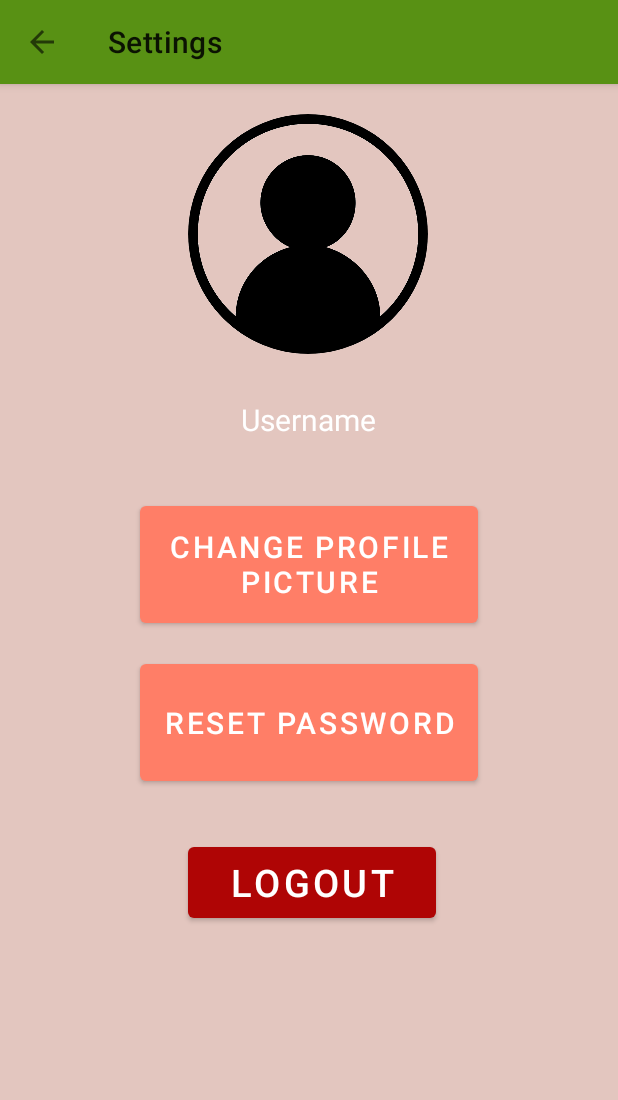
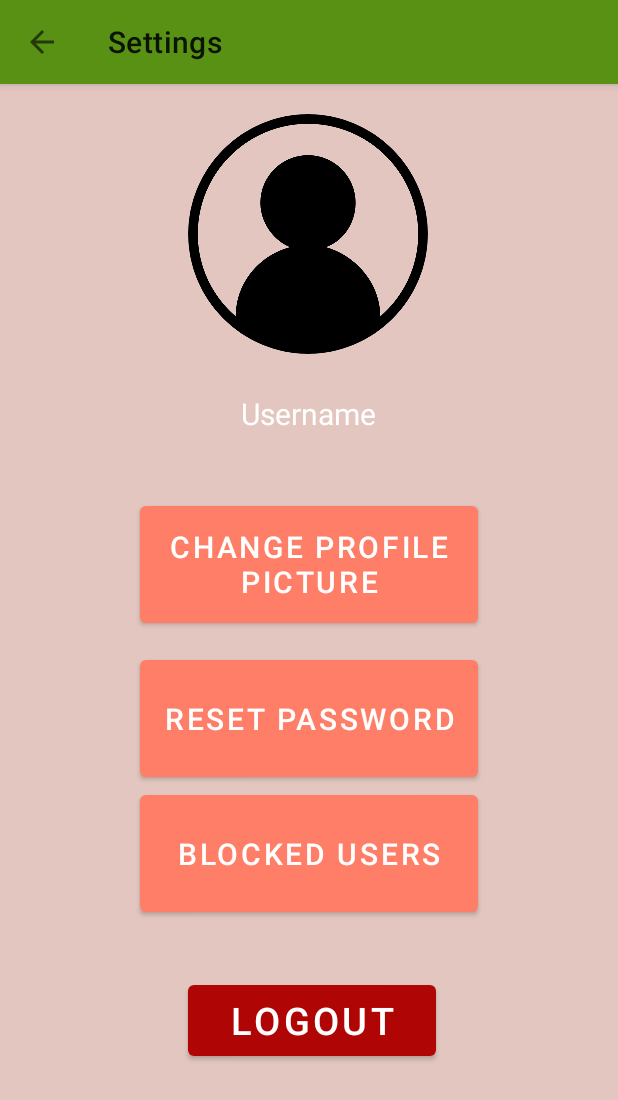
Before and after one commit to MelihFazl/BookUrBook, an Android app: the SettingsActivity screen opened directly, with no data from a screen before it, on a phone screen of 412 x 824 dp. Shown: the top 1100 px of the screen. Run offline under Robolectric (Android 15) with nearby library versions, the phone set to English and light mode, and no system bars; our stand-ins replace CircleImageView, Firebase (no records; nobody signed in at launch, a user with empty details on screens opened directly), Picasso; pictures from the network do not load; Roboto replaces fonts that are not available here; 4 statements that could not run were skipped.

Commit message:
Auto stash before merge of "ferhat" and "origin/ferhat"

```diff
--- a/BookUrBook/app/src/main/java/com/example/bookurbook/FilterScreenView.java
+++ b/BookUrBook/app/src/main/java/com/example/bookurbook/FilterScreenView.java
@@ -29,7 +29,6 @@ public class FilterScreenView extends AppCompatDialogFragment implements Adapter
     Spinner uniSpinner;
     TextView filterByCourse;
     Spinner courseSpinner;
-    TextView filterByPrice;
     EditText lowPrice;
     EditText highPrice;
 
--- a/BookUrBook/app/src/main/java/com/example/bookurbook/PostListActivity.java
+++ b/BookUrBook/app/src/main/java/com/example/bookurbook/PostListActivity.java
@@ -196,6 +196,6 @@ public class PostListActivity extends AppCompatActivity implements FilterScreenV
 
     @Override
     public void filterThePosts(String uni, String course, int lowPrice, int highPrice) {
-
+        postListAdapter.filterResults(uni, course, lowPrice, highPrice);
     }
 }
--- a/BookUrBook/app/src/main/java/com/example/bookurbook/SettingsActivity.java
+++ b/BookUrBook/app/src/main/java/com/example/bookurbook/SettingsActivity.java
@@ -20,11 +20,14 @@ import android.widget.Toast;
 import com.example.bookurbook.models.Admin;
 import com.example.bookurbook.models.RegularUser;
 import com.example.bookurbook.models.User;
+import com.google.android.gms.tasks.OnCompleteListener;
 import com.google.android.gms.tasks.OnFailureListener;
 import com.google.android.gms.tasks.OnSuccessListener;
+import com.google.android.gms.tasks.Task;
 import com.google.firebase.auth.FirebaseAuth;
 import com.google.firebase.auth.FirebaseUser;
 import com.google.firebase.firestore.FirebaseFirestore;
+import com.google.firebase.firestore.QuerySnapshot;
 import com.google.firebase.firestore.SetOptions;
 import com.google.firebase.storage.FirebaseStorage;
 import com.google.firebase.storage.StorageReference;
@@ -32,6 +35,7 @@ import com.google.firebase.storage.UploadTask;
 import com.squareup.picasso.Picasso;
 
 import java.net.URL;
+import java.util.ArrayList;
 import java.util.HashMap;
 
 public class SettingsActivity extends AppCompatActivity {
@@ -39,6 +43,7 @@ public class SettingsActivity extends AppCompatActivity {
 
     private Button logout;
     private Button select;
+    private Button blocklist;
     private TextView userDetails;
     private ImageView profilePic;
     private Uri imageUri;
@@ -60,6 +65,7 @@ public class SettingsActivity extends AppCompatActivity {
     {
         logout = findViewById(R.id.logout);
         select = findViewById(R.id.selectImage);
+        blocklist = findViewById(R.id.blocked_users);
         profilePic = findViewById(R.id.profilepic);
         userDetails = findViewById(R.id.userdetails);
 
@@ -99,6 +105,18 @@ public class SettingsActivity extends AppCompatActivity {
             @Override
             public void onClick(View v) {
                 choosePicture();
+            }
+        });
+        blocklist.setOnClickListener(new View.OnClickListener() {
+            @Override
+            public void onClick(View v) {
+                ArrayList<User> blockedUsers = new ArrayList<User>();
+                db.collection("users").get().addOnCompleteListener(new OnCompleteListener<QuerySnapshot>() {
+                    @Override
+                    public void onComplete(@NonNull Task<QuerySnapshot> task) {
+
+                    }
+                });
             }
         });
     }
--- a/BookUrBook/app/src/main/res/layout/activity_settings.xml
+++ b/BookUrBook/app/src/main/res/layout/activity_settings.xml
@@ -20,7 +20,16 @@
         app:layout_constraintTop_toTopOf="parent"
         app:layout_constraintVertical_bias="0.0">
 
-    </androidx.appcompat.widget.Toolbar>
+    </androidx.appcompat.widget.Toolbar><![CDATA[
+
+    app:layout_constraintVertical_bias="0.903" />
+
+
+
+
+
+
+    ]]>
 
     <Button
         android:id="@+id/logout"
@@ -35,7 +44,8 @@
         app:layout_constraintHorizontal_bias="0.508"
         app:layout_constraintStart_toStartOf="parent"
         app:layout_constraintTop_toTopOf="parent"
-        app:layout_constraintVertical_bias="0.731" />
+
+        app:layout_constraintVertical_bias="0.851" />
 
     <Button
         android:id="@+id/selectImage"
@@ -49,7 +59,18 @@
         app:layout_constraintEnd_toEndOf="parent"
         app:layout_constraintStart_toStartOf="parent"
         app:layout_constraintTop_toTopOf="parent"
-        app:layout_constraintVertical_bias="0.451" />
+
+        app:layout_constraintVertical_bias="0.451" /><![CDATA[
+
+        app:layout_constraintVertical_bias="0.432" />
+
+
+    app:layout_constraintVertical_bias="0.586" />
+
+
+
+
+    ]]>
 
     <Button
         android:id="@+id/resetPassword"
@@ -63,9 +84,8 @@
         app:layout_constraintEnd_toEndOf="parent"
         app:layout_constraintStart_toStartOf="parent"
         app:layout_constraintTop_toTopOf="parent"
-        app:layout_constraintVertical_bias="0.595"
-        app:layout_constraintHorizontal_bias="0.5"/>
 
+        app:layout_constraintVertical_bias="0.591" />
 
     <de.hdodenhof.circleimageview.CircleImageView
         android:id="@+id/profilepic"
@@ -82,6 +102,7 @@
         app:layout_constraintTop_toTopOf="parent"
         app:srcCompat="@drawable/logo_big" />
 
+
     <TextView
         android:id="@+id/userdetails"
         android:layout_width="wrap_content"
@@ -95,8 +116,20 @@
         app:layout_constraintEnd_toEndOf="parent"
         app:layout_constraintHorizontal_bias="0.498"
         app:layout_constraintStart_toStartOf="parent"
-        app:layout_constraintTop_toTopOf="parent"
-        app:layout_constraintVertical_bias="0.334" />
+        app:layout_constraintTop_toBottomOf="@+id/profilepic"
+        app:layout_constraintVertical_bias="0.046" />
 
+    <Button
+        android:id="@+id/blocked_users"
+        android:layout_width="225dp"
+        android:layout_height="90dp"
+        android:text="Blocked Users"
+        android:textSize="20sp"
+        app:backgroundTint="#FF7E67"
+        app:layout_constraintBottom_toTopOf="@+id/logout"
+        app:layout_constraintEnd_toEndOf="parent"
+        app:layout_constraintStart_toStartOf="parent"
+        app:layout_constraintTop_toBottomOf="@+id/resetPassword"
+        app:layout_constraintVertical_bias="0.0" />
 
 </androidx.constraintlayout.widget.ConstraintLayout>
```
Also changed, not shown: BookUrBook/app/src/main/java/com/example/bookurbook/PostListAdapter.java (+19 -0 lines).
